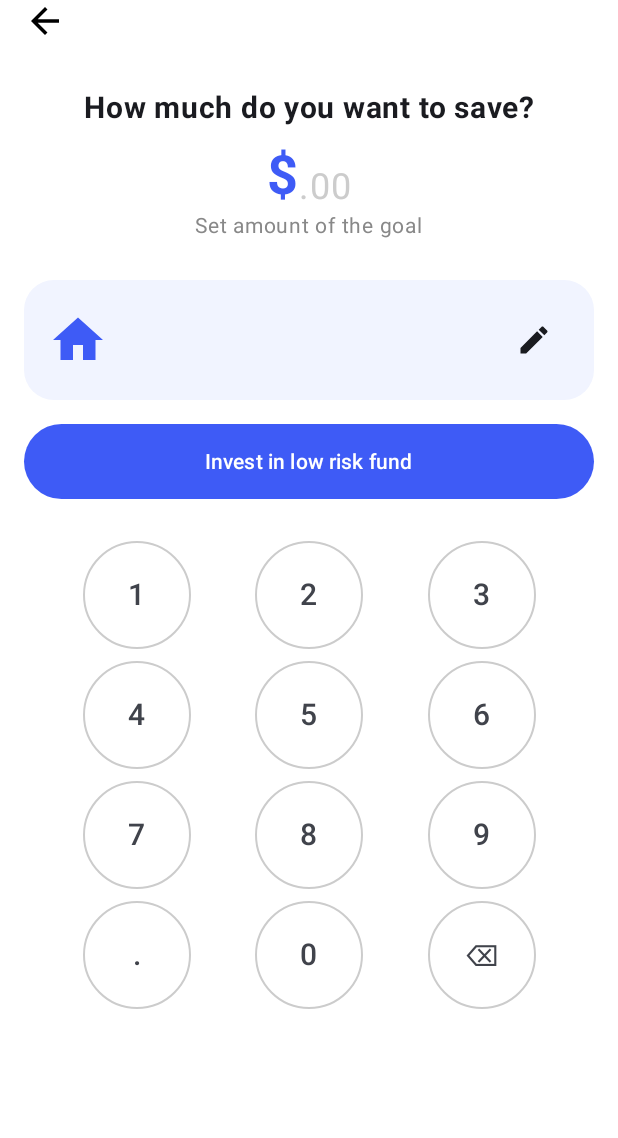
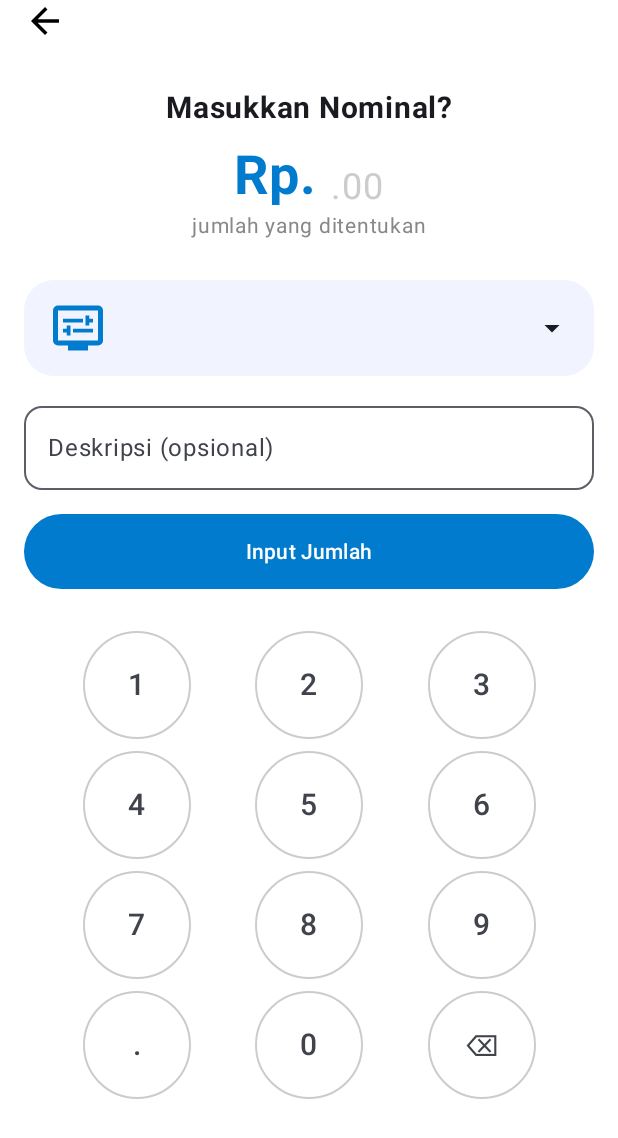
Before and after one commit to Rifqips/Sangu, an Android app built with Jetpack Compose: the composable InputAmount called with empty values, on a phone screen of 412 x 824 dp. Shown: the top 1138 px of the screen. Run offline under Robolectric (Android 15) with nearby library versions, the phone set to English and light mode, and no system bars; our stand-ins replace accompanist.

Commit message:
ref : - create InputAmountScreen.kt

```diff
--- a/app/src/main/java/id/application/sangugue/presentation/screen/amount/InputAmount.kt
+++ b/app/src/main/java/id/application/sangugue/presentation/screen/amount/InputAmount.kt
@@ -21,15 +21,24 @@ import androidx.compose.foundation.shape.CircleShape
 import androidx.compose.foundation.shape.RoundedCornerShape
 import androidx.compose.material.icons.Icons
 import androidx.compose.material.icons.filled.ArrowBack
+import androidx.compose.material.icons.filled.ArrowDropDown
 import androidx.compose.material.icons.filled.Edit
 import androidx.compose.material3.Button
 import androidx.compose.material3.ButtonDefaults
+import androidx.compose.material3.DropdownMenuItem
+import androidx.compose.material3.ExperimentalMaterial3Api
+import androidx.compose.material3.ExposedDropdownMenuBox
 import androidx.compose.material3.Icon
 import androidx.compose.material3.IconButton
 import androidx.compose.material3.LinearProgressIndicator
 import androidx.compose.material3.OutlinedButton
+import androidx.compose.material3.OutlinedTextField
 import androidx.compose.material3.Text
 import androidx.compose.runtime.Composable
+import androidx.compose.runtime.getValue
+import androidx.compose.runtime.mutableStateOf
+import androidx.compose.runtime.remember
+import androidx.compose.runtime.setValue
 import androidx.compose.ui.Alignment
 import androidx.compose.ui.Modifier
 import androidx.compose.ui.draw.clip
@@ -40,13 +49,18 @@ import androidx.compose.ui.unit.dp
 import androidx.compose.ui.unit.sp
 import androidx.navigation.NavHostController
 import id.application.sangugue.R
+import id.application.sangugue.ui.theme.PLNBlue
+import id.application.sangugue.ui.theme.PLNBlueDark
+
 
 @Composable
 fun InputAmount(
     amount: String,
     category: String,
+    description: String,
     onAmountChange: (String) -> Unit,
-    onCategoryEdit: () -> Unit,
+    onDescriptionChange: (String) -> Unit,
+    onCategorySelected: (String) -> Unit,
     onInvestClick: () -> Unit,
     onKeypadPress: (String) -> Unit,
     navHostController: NavHostController
@@ -62,24 +76,40 @@ fun InputAmount(
 
         Spacer(modifier = Modifier.height(32.dp))
 
-        Text("How much do you want to save?", fontWeight = FontWeight.Bold, fontSize = 20.sp)
+        Text("Masukkan Nominal?", fontWeight = FontWeight.Bold, fontSize = 20.sp)
         Spacer(modifier = Modifier.height(12.dp))
 
         Row(verticalAlignment = Alignment.Bottom) {
             Text(
-                text = "$$amount",
+                text = "Rp. $amount",
                 fontSize = 36.sp,
                 fontWeight = FontWeight.Bold,
-                color = Color(0xFF3E5BF6)
+                color = PLNBlue
             )
             Text(".00", fontSize = 24.sp, color = Color.LightGray)
         }
 
-        Text("Set amount of the goal", color = Color.Gray, fontSize = 14.sp)
+        Text("jumlah yang ditentukan", color = Color.Gray, fontSize = 14.sp)
 
         Spacer(modifier = Modifier.height(24.dp))
 
-        CategoryCard(category = category, onEdit = onCategoryEdit)
+        CategoryDropdownCard(
+            selectedCategory = category,
+            onCategorySelected = onCategorySelected
+        )
+
+
+        Spacer(modifier = Modifier.height(12.dp))
+
+        OutlinedTextField(
+            value = description,
+            onValueChange = onDescriptionChange,
+            label = { Text("Deskripsi (opsional)") },
+            modifier = Modifier
+                .fillMaxWidth(),
+            shape = RoundedCornerShape(12.dp),
+            singleLine = true
+        )
 
         Spacer(modifier = Modifier.height(16.dp))
 
@@ -88,9 +118,9 @@ fun InputAmount(
             modifier = Modifier
                 .fillMaxWidth()
                 .height(50.dp),
-            colors = ButtonDefaults.buttonColors(containerColor = Color(0xFF3E5BF6))
+            colors = ButtonDefaults.buttonColors(containerColor = PLNBlue)
         ) {
-            Text("Invest in low risk fund", color = Color.White)
+            Text("Input Jumlah", color = Color.White)
         }
 
         Spacer(modifier = Modifier.height(24.dp))
@@ -98,6 +128,7 @@ fun InputAmount(
         CustomNumberPad(onKeyPress = onKeypadPress)
     }
 }
+
 
 @Composable
 fun TopAppBar(navHostController: NavHostController) {
@@ -119,27 +150,61 @@ fun TopAppBar(navHostController: NavHostController) {
 }
 
 
+@OptIn(ExperimentalMaterial3Api::class)
 @Composable
-fun CategoryCard(category: String, onEdit: () -> Unit) {
+fun CategoryDropdownCard(
+    selectedCategory: String,
+    onCategorySelected: (String) -> Unit
+) {
+    val categories = listOf("Pemasukan", "Pengeluaran")
+    var expanded by remember { mutableStateOf(false) }
+
+    ExposedDropdownMenuBox(
+        expanded = expanded,
+        onExpandedChange = { expanded = !expanded },
+    ) {
         Row(
             modifier = Modifier
+                .menuAnchor()
                 .fillMaxWidth()
                 .clip(RoundedCornerShape(20.dp))
                 .background(Color(0xFFF1F4FF))
-            .padding(16.dp),
+                .padding(horizontal = 16.dp, vertical = 12.dp),
             verticalAlignment = Alignment.CenterVertically
         ) {
             Icon(
-            painter = painterResource(id = R.drawable.ic_home),
+                painter = painterResource(id = R.drawable.ic_management),
                 contentDescription = null,
-            tint = Color(0xFF3E5BF6),
-            modifier = Modifier.size(40.dp)
+                tint = PLNBlue,
+                modifier = Modifier.size(40.dp),
+
             )
             Spacer(modifier = Modifier.width(12.dp))
-        Text(text = category, fontWeight = FontWeight.Medium, fontSize = 16.sp)
+            Text(
+                text = selectedCategory,
+                fontWeight = FontWeight.Medium,
+                fontSize = 16.sp
+            )
             Spacer(modifier = Modifier.weight(1f))
-        IconButton(onClick = onEdit) {
-            Icon(Icons.Default.Edit, contentDescription = "Edit")
+            Icon(
+                imageVector = Icons.Default.ArrowDropDown,
+                contentDescription = "Pilih Kategori"
+            )
+        }
+
+        ExposedDropdownMenu(
+            expanded = expanded,
+            onDismissRequest = { expanded = false },
+        ) {
+            categories.forEach { category ->
+                DropdownMenuItem(
+                    text = { Text(category) },
+                    onClick = {
+                        onCategorySelected(category)
+                        expanded = false
+                    }
+                )
+            }
         }
     }
 }
--- /dev/null
+++ b/app/src/main/res/drawable/ic_management.xml
@@ -0,0 +1,5 @@
+<vector xmlns:android="http://schemas.android.com/apk/res/android" android:height="24dp" android:tint="#000000" android:viewportHeight="960" android:viewportWidth="960" android:width="24dp">
+
+    <path android:fillColor="@android:color/white" android:pathData="M300,600L360,600L360,440L300,440L300,490L240,490L240,550L300,550L300,600ZM400,550L720,550L720,490L400,490L400,550ZM600,440L660,440L660,390L720,390L720,330L660,330L660,280L600,280L600,440ZM240,390L560,390L560,330L240,330L240,390ZM320,840L320,760L160,760Q127,760 103.5,736.5Q80,713 80,680L80,200Q80,167 103.5,143.5Q127,120 160,120L800,120Q833,120 856.5,143.5Q880,167 880,200L880,680Q880,713 856.5,736.5Q833,760 800,760L640,760L640,840L320,840ZM160,680L800,680Q800,680 800,680Q800,680 800,680L800,200Q800,200 800,200Q800,200 800,200L160,200Q160,200 160,200Q160,200 160,200L160,680Q160,680 160,680Q160,680 160,680ZM160,680Q160,680 160,680Q160,680 160,680L160,200Q160,200 160,200Q160,200 160,200L160,200Q160,200 160,200Q160,200 160,200L160,680Q160,680 160,680Q160,680 160,680Z"/>
+
+</vector>
```
Also changed, not shown: app/src/main/java/id/application/sangugue/presentation/screen/amount/InputAmountScreen.kt (+16 -9 lines), 1 other file. Lines whose indentation alone changed are shown as unchanged.
